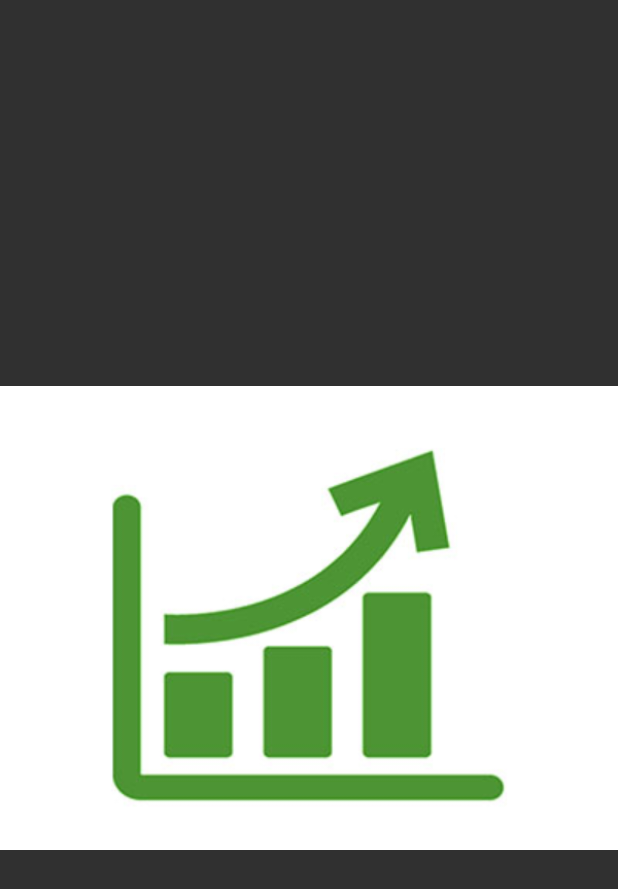
After one commit to Starksprit/StockMonitor, an Android app: the SplashScreen screen opened directly, with no data from a screen before it, on a phone screen of 412 x 824 dp. The commit adds this screen. Shown: the top 889 px of the screen. Run offline under Robolectric (Android 15) with nearby library versions, the phone set to English and light mode, and no system bars; network calls fail.

Commit message:
Added a splash screen and an about screen // Emma

```diff
--- a/app/src/main/java/com/company/stockmonitor/Rssfeed.java
+++ b/app/src/main/java/com/company/stockmonitor/Rssfeed.java
@@ -20,9 +20,7 @@ public class Rssfeed extends AppCompatActivity {
         vpPager= findViewById(R.id.viewPage_for_fragment);
         myAdapter = new MyPagerAdapter(getSupportFragmentManager());
         vpPager.setAdapter(myAdapter);
-
     }
-
 
     class MyPagerAdapter extends FragmentPagerAdapter {
 
@@ -36,7 +34,6 @@ public class Rssfeed extends AppCompatActivity {
                     return new RssfeedFragment();
                 case 1:
                     return new RssfeedFragment();
-
                 default:
                     return new RssfeedFragment();
             }
--- a/app/src/main/java/com/company/stockmonitor/SPHandler.java
+++ b/app/src/main/java/com/company/stockmonitor/SPHandler.java
@@ -25,7 +25,4 @@ public class SPHandler {
     public SharedPreferences getSharedPref() {
         return sharedPref;
     }
-
-
-
 }
--- a/app/src/main/java/com/company/stockmonitor/SearchActivity.java
+++ b/app/src/main/java/com/company/stockmonitor/SearchActivity.java
@@ -34,7 +34,6 @@ public class SearchActivity extends AppCompatActivity {
 
         loadList();
         listClickListener();
-
     }
 
     public void loadList() {
@@ -72,7 +71,6 @@ public class SearchActivity extends AppCompatActivity {
         String json = sharedPref.getString(key, null);
         Type type = new TypeToken<ArrayList<String>>() {}.getType();
         return gson.fromJson(json, type);
-
     }
 
     public void listClickListener() {
@@ -83,18 +81,14 @@ public class SearchActivity extends AppCompatActivity {
 
                 if (i == 0) {
                     System.out.println("First item");
-
                 }
                 else if (i == 1) {
                     System.out.println("Second item");
-
                 }
                 else if (i == 2) {
                     System.out.println("Third Item");
-
                 }
             }
         });
-
     }
 }
--- /dev/null
+++ b/app/src/main/java/com/company/stockmonitor/SplashScreen.java
@@ -0,0 +1,30 @@
+package com.company.stockmonitor;
+
+import android.content.Intent;
+import android.os.Bundle;
+import android.support.v7.app.AppCompatActivity;
+
+public class SplashScreen extends AppCompatActivity {
+
+    @Override
+    protected void onCreate(Bundle savedInstanceState) {
+        super.onCreate(savedInstanceState);
+        setContentView(R.layout.activity_splash_screen);
+
+        Thread myThread = new Thread() {
+            @Override
+            public void run() {
+                try {
+                    sleep(3000);
+                    Intent intent = new Intent(getApplicationContext(), MainActivity.class);
+                    startActivity(intent);
+                    finish();
+
+                } catch (InterruptedException e) {
+                    e.printStackTrace();
+                }
+            }
+        };
+        myThread.start();
+    }
+}
--- /dev/null
+++ b/app/src/main/res/drawable/aboutbackground.xml
@@ -0,0 +1,4 @@
+<?xml version="1.0" encoding="utf-8"?>
+<selector xmlns:android="http://schemas.android.com/apk/res/android">
+
+</selector>
--- /dev/null
+++ b/app/src/main/res/layout/activity_splash_screen.xml
@@ -0,0 +1,19 @@
+<?xml version="1.0" encoding="utf-8"?>
+<android.support.constraint.ConstraintLayout xmlns:android="http://schemas.android.com/apk/res/android"
+    xmlns:app="http://schemas.android.com/apk/res-auto"
+    xmlns:tools="http://schemas.android.com/tools"
+    android:layout_width="match_parent"
+    android:layout_height="match_parent"
+    tools:context=".SplashScreen">
+
+    <ImageView
+        android:id="@+id/ImageView"
+        android:layout_width="match_parent"
+        android:layout_height="match_parent"
+        android:background="@drawable/aboutbackground"
+        android:contentDescription="@drawable/stock_logo_final"
+        android:scaleType="fitCenter"
+        android:src="@drawable/stock_logo_final" />
+
+
+</android.support.constraint.ConstraintLayout>
--- a/app/src/main/res/menu/navigation.xml
+++ b/app/src/main/res/menu/navigation.xml
@@ -8,7 +8,7 @@
 
     <item
         android:id="@+id/navigation_search"
-        android:icon="@drawable/ic_search_24dp"
+        android:icon="@drawable/ic_info_outline_black_24dp"
         android:title="Search" />
 
     <item
```
Also changed, not shown: app/src/main/AndroidManifest.xml (+4 -3 lines), app/src/main/java/com/company/stockmonitor/APIHandler.java (+4 -15 lines), app/src/main/java/com/company/stockmonitor/AboutActivity.java (added, +13 -0 lines), app/src/main/java/com/company/stockmonitor/BackgroundHandler.java (+0 -8 lines), app/src/main/java/com/company/stockmonitor/DBHandler.java (+0 -8 lines), app/src/main/java/com/company/stockmonitor/MainActivity.java (+4 -16 lines), app/src/main/java/com/company/stockmonitor/RssfeedFragment.java (+0 -18 lines), app/src/main/res/anim/fade.xml (added, +8 -0 lines), app/src/main/res/drawable/background.xml (added, +13 -0 lines), app/src/main/res/drawable/ic_info_outline_black_24dp.xml (added, +9 -0 lines), app/src/main/res/layout/activity_about.xml (added, +18 -0 lines), app/src/main/res/drawable/stock_logo_final.jpg (added).
